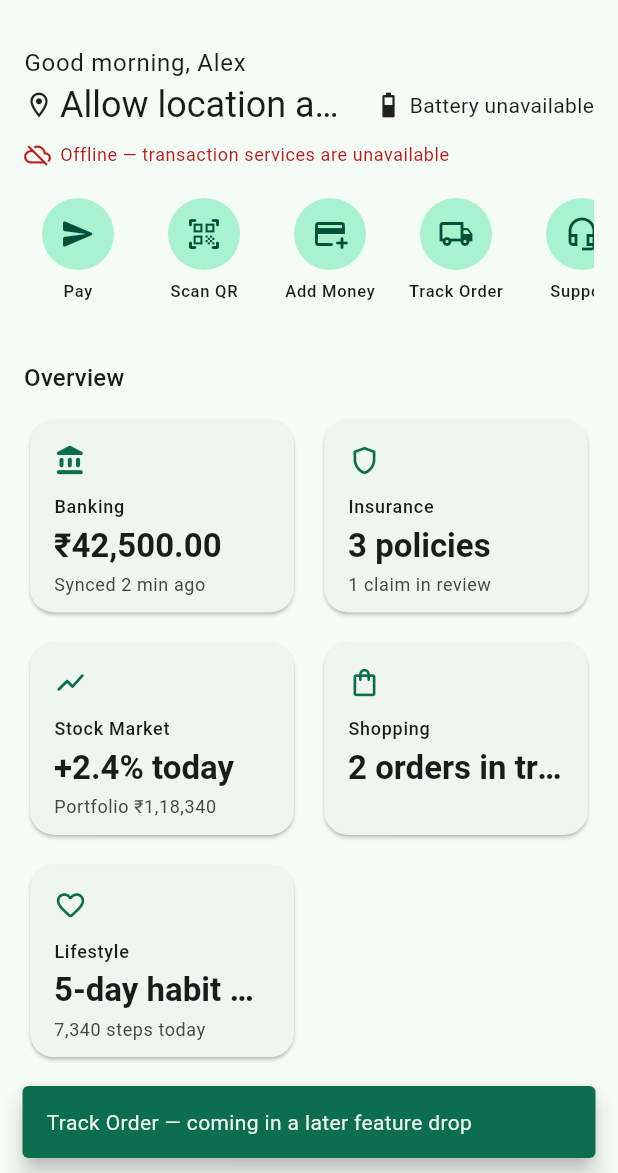
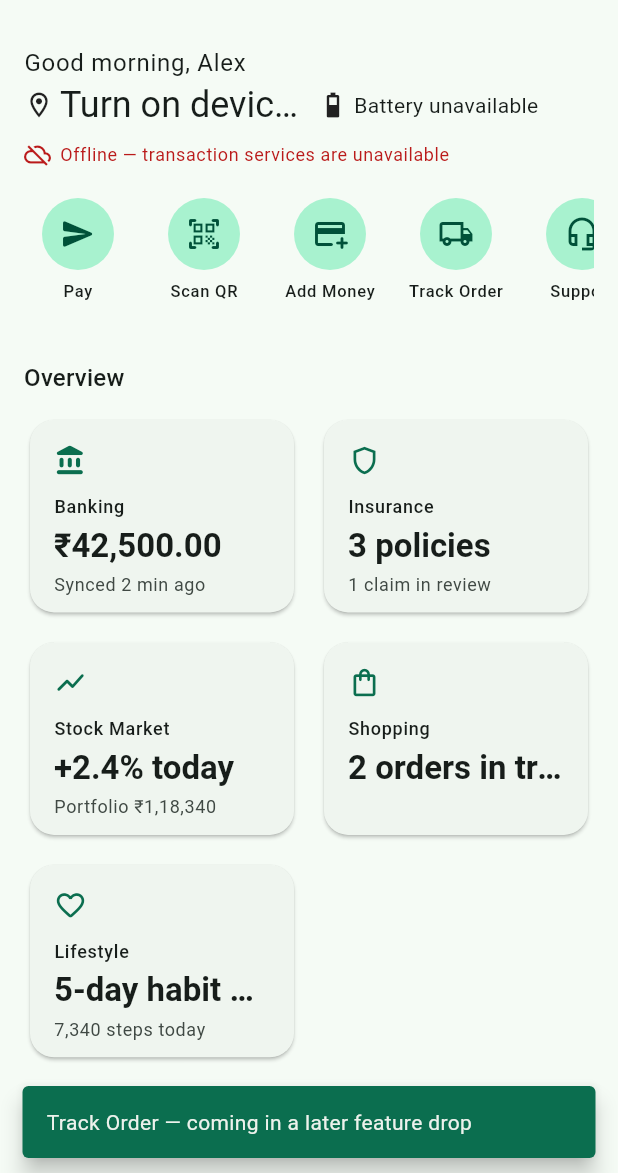
Before and after one commit to pk-debug/finlife_superapp, a Flutter app: the HomeScreen screen opened by its route, after a tap on "Track Order", on a phone screen of 412 x 824 dp, the part 63-1236 px from its top. Run offline on Flutter 3.47's test engine with Material 3 defaults, Android fonts, the light colour scheme and no system bars; our stand-ins replace battery_plus, equatable, flutter_riverpod, geocoding, geolocator, get and 5 more; missing offline and left inert: mobile_scanner; accounts and stored records are empty.

Commit message:
feat(platform): support cross-platform battery and location display

```diff
--- a/lib/features/home/presentation/widgets/greeting_header.dart
+++ b/lib/features/home/presentation/widgets/greeting_header.dart
@@ -1,5 +1,6 @@
 import 'dart:async';
 
+import 'package:battery_plus/battery_plus.dart';
 import 'package:flutter/foundation.dart';
 import 'package:flutter/material.dart';
 import 'package:flutter/services.dart';
@@ -8,6 +9,7 @@ import 'package:geolocator/geolocator.dart';
 
 import '../../../../core/platform/device_info_channel.dart';
 import '../../../../core/platform/network_status_channel.dart';
+import '../../../../core/platform/open_street_map_reverse_geocoder.dart';
 
 /// Time-aware greeting shown at the top of Home ("Good morning, ...").
 ///
@@ -39,37 +41,57 @@ class GreetingHeaderAndCurrentLocation extends StatefulWidget {
 }
 
 class _GreetingHeaderState extends State<GreetingHeaderAndCurrentLocation> {
+  static const _nativeBatteryPlatforms = {
+    TargetPlatform.android,
+    TargetPlatform.iOS,
+    TargetPlatform.macOS,
+  };
+  static const _batteryRefreshInterval = Duration(seconds: 30);
+  final Battery _battery = Battery();
   String _locationLabel = 'Finding your location…';
   String _batteryLabel = 'Checking battery…';
+  bool _usesOpenStreetMap = false;
   StreamSubscription<int>? _batterySubscription;
+  StreamSubscription<BatteryState>? _batteryStateSubscription;
   StreamSubscription<bool>? _networkSubscription;
+  Timer? _batteryRefreshTimer;
   bool _isOnline = true;
 
   @override
   void initState() {
     super.initState();
     _loadLocation();
-    final nativeTargets = {
-      TargetPlatform.android,
-      TargetPlatform.iOS,
-      TargetPlatform.macOS,
-    };
 
-    if (!kIsWeb && nativeTargets.contains(defaultTargetPlatform)) {
+    if (!kIsWeb && _nativeBatteryPlatforms.contains(defaultTargetPlatform)) {
       _loadDeviceInfo();
       _listenToBatteryEvents();
+    } else {
+      _loadBatteryFromPlugin();
+      _batteryStateSubscription = _battery.onBatteryStateChanged.listen(
+        (_) => _loadBatteryFromPlugin(),
+        onError: (Object error) {
+          debugPrint('Battery state stream failed: ${error.runtimeType}');
+        },
+      );
+      _batteryRefreshTimer = Timer.periodic(
+        _batteryRefreshInterval,
+        (_) => _loadBatteryFromPlugin(),
+      );
+    }
+
+    if (!kIsWeb && defaultTargetPlatform == TargetPlatform.android) {
       _loadNetworkStatus();
       _listenToNetworkEvents();
-    } else {
-      _batteryLabel = 'Battery unavailable';
     }
   }
 
   void _listenToBatteryEvents() {
-    if (kIsWeb) return;
     _batterySubscription = DeviceInfoChannel.batteryLevelStream.listen(
       (batteryLevel) => _setBatteryLabel('$batteryLevel%'),
-      onError: (_) => _setBatteryLabel('Battery unavailable'),
+      onError: (Object error) {
+        debugPrint('Native battery stream failed: ${error.runtimeType}');
+        _setBatteryLabel(_batteryUnavailableLabel);
+      },
     );
   }
 
@@ -95,25 +117,44 @@ class _GreetingHeaderState extends State<GreetingHeaderAndCurrentLocation> {
   @override
   void dispose() {
     _batterySubscription?.cancel();
+    _batteryStateSubscription?.cancel();
+    _batteryRefreshTimer?.cancel();
     _networkSubscription?.cancel();
     super.dispose();
   }
 
-  /// Gets battery, Android ID and the app-install UUID in one native call.
+  /// Gets battery and native device identifiers in one platform-channel call.
   Future<void> _loadDeviceInfo() async {
     try {
       final deviceInfo = await DeviceInfoChannel.getDeviceInfo();
       final batteryLevel = deviceInfo.batteryLevel;
       _setBatteryLabel(
-        batteryLevel == null ? 'Battery unavailable' : '$batteryLevel%',
+        batteryLevel == null ? _batteryUnavailableLabel : '$batteryLevel%',
       );
-    } on PlatformException {
-      _setBatteryLabel('Battery unavailable');
+    } on PlatformException catch (error) {
+      debugPrint('Native battery request failed (${error.code}).');
+      _setBatteryLabel(_batteryUnavailableLabel);
     } on MissingPluginException {
-      // The native handler is deliberately implemented on Android only.
-      _setBatteryLabel('Battery unavailable');
+      _setBatteryLabel(_batteryUnavailableLabel);
     }
   }
+
+  Future<void> _loadBatteryFromPlugin() async {
+    try {
+      final state = await _battery.batteryState;
+      if (state == BatteryState.unknown) {
+        _setBatteryLabel(_batteryUnavailableLabel);
+        return;
+      }
+      _setBatteryLabel('${await _battery.batteryLevel}%');
+    } on Object catch (error) {
+      debugPrint('Battery request failed: ${error.runtimeType}');
+      _setBatteryLabel(_batteryUnavailableLabel);
+    }
+  }
+
+  String get _batteryUnavailableLabel =>
+      kIsWeb ? 'Battery unavailable in this browser' : 'Battery unavailable';
 
   Future<void> _loadLocation() async {
     try {
@@ -131,40 +172,81 @@ class _GreetingHeaderState extends State<GreetingHeaderAndCurrentLocation> {
         return;
       }
       if (permission == LocationPermission.deniedForever) {
-        _setLocationLabel('Enable location in Settings');
+        _setLocationLabel(_locationPermissionSettingsLabel);
         return;
       }
 
       final position = await Geolocator.getCurrentPosition(
         locationSettings: const LocationSettings(
-          accuracy: LocationAccuracy.medium,
+          accuracy: LocationAccuracy.high,
+          timeLimit: Duration(seconds: 30),
         ),
       );
+      String? placeLabel;
       try {
-        final placemarks = await Geocoding().placemarkFromCoordinates(
-          position.latitude,
-          position.longitude,
-        );
-        final label = _placeLabel(placemarks.isEmpty ? null : placemarks.first);
-        if (label != null) {
-          _setLocationLabel(label);
-          return;
+        if (kIsWeb) {
+          placeLabel = await OpenStreetMapReverseGeocoder.lookup(
+            position.latitude,
+            position.longitude,
+          );
+        } else {
+          final placemarks = await Geocoding().placemarkFromCoordinates(
+            position.latitude,
+            position.longitude,
+          );
+          placeLabel = _placeLabel(
+            placemarks.isEmpty ? null : placemarks.first,
+          );
         }
-      } catch (_) {
-        // macOS can provide coordinates before its reverse-geocoding service
-        // is available. The coordinates are still a useful current location.
+      } on Object catch (error) {
+        debugPrint('Reverse geocoding failed: ${error.runtimeType}');
+      }
+      if (placeLabel != null) {
+        _setLocationLabel(placeLabel, usesOpenStreetMap: kIsWeb);
+        return;
       }
 
       _setLocationLabel(_coordinateLabel(position));
-    } catch (_) {
-      _setLocationLabel('Allow location access in System Settings');
+    } on TimeoutException {
+      _setLocationLabel('Location request timed out');
+    } on PermissionDeniedException {
+      _setLocationLabel(_locationPermissionSettingsLabel);
+    } on LocationServiceDisabledException {
+      _setLocationLabel('Turn on device location services');
+    } on PlatformException catch (error) {
+      debugPrint('Location request failed (${error.code}).');
+      _setLocationLabel(
+        kIsWeb
+            ? 'Location unavailable — check browser permissions'
+            : 'Location unavailable',
+      );
+    } catch (error) {
+      debugPrint('Location request failed: ${error.runtimeType}');
+      _setLocationLabel(
+        kIsWeb
+            ? 'Location unavailable — check browser permissions'
+            : 'Location unavailable',
+      );
     }
+  }
+
+  String get _locationPermissionSettingsLabel {
+    if (kIsWeb) return 'Allow location in browser site settings';
+    if (defaultTargetPlatform == TargetPlatform.android) {
+      return 'Allow location in app settings';
+    }
+    return 'Allow location in System Settings';
   }
 
   String? _placeLabel(Placemark? place) {
     if (place == null) return null;
     final parts =
-        [place.locality, place.subAdministrativeArea, place.administrativeArea]
+        [
+              place.subLocality,
+              place.locality,
+              place.subAdministrativeArea,
+              place.administrativeArea,
+            ]
             .whereType<String>()
             .map((part) => part.trim())
             .where((part) => part.isNotEmpty)
@@ -176,8 +258,13 @@ class _GreetingHeaderState extends State<GreetingHeaderAndCurrentLocation> {
   String _coordinateLabel(Position position) =>
       '${position.latitude.toStringAsFixed(4)}°, ${position.longitude.toStringAsFixed(4)}°';
 
-  void _setLocationLabel(String value) {
-    if (mounted) setState(() => _locationLabel = value);
+  void _setLocationLabel(String value, {bool usesOpenStreetMap = false}) {
+    if (mounted) {
+      setState(() {
+        _locationLabel = value;
+        _usesOpenStreetMap = usesOpenStreetMap;
+      });
+    }
   }
 
   void _setBatteryLabel(String value) {
@@ -219,9 +306,21 @@ class _GreetingHeaderState extends State<GreetingHeaderAndCurrentLocation> {
             const SizedBox(width: 12),
             const Icon(Icons.battery_4_bar_outlined, size: 20),
             const SizedBox(width: 4),
-            Text(_batteryLabel, style: theme.textTheme.bodyMedium),
+            Flexible(
+              child: Text(
+                _batteryLabel,
+                maxLines: 1,
+                overflow: TextOverflow.ellipsis,
+                style: theme.textTheme.bodyMedium,
+              ),
+            ),
           ],
         ),
+        if (_usesOpenStreetMap)
+          Text(
+            '© OpenStreetMap contributors',
+            style: theme.textTheme.bodySmall,
+          ),
         if (!_isOnline) ...[
           const SizedBox(height: 8),
           Row(
```
Also changed, not shown: lib/core/platform/device_info_channel.dart (+4 -3 lines), lib/core/platform/open_street_map_reverse_geocoder.dart (added, +100 -0 lines), 3 other files.
